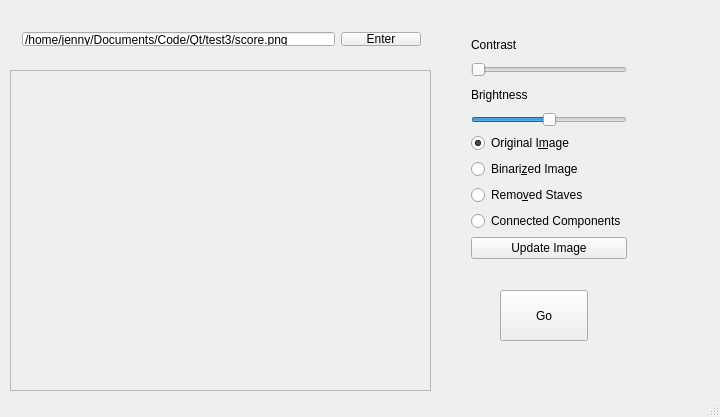
The window that mainwindow.ui (JennyLynnFletcher/OMR) describes before a commit, drawn with Qt 5.
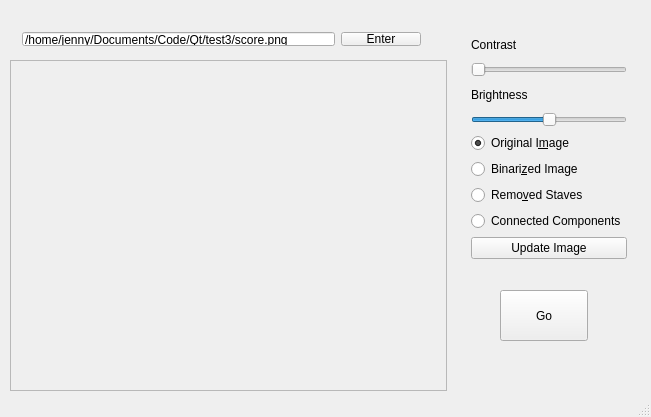
The same window after the commit.

Commit message: setup radio buttons and added scroll area

Diff of the .ui file:
```diff
--- a/mainwindow.ui
+++ b/mainwindow.ui
@@ -6,7 +6,7 @@
    <rect>
     <x>0</x>
     <y>0</y>
-    <width>720</width>
+    <width>651</width>
     <height>417</height>
    </rect>
   </property>
@@ -31,11 +31,20 @@
     <property name="geometry">
      <rect>
       <x>10</x>
-      <y>70</y>
-      <width>421</width>
-      <height>321</height>
+      <y>60</y>
+      <width>437</width>
+      <height>331</height>
      </rect>
     </property>
+    <property name="mouseTracking">
+     <bool>true</bool>
+    </property>
+    <property name="horizontalScrollBarPolicy">
+     <enum>Qt::ScrollBarAsNeeded</enum>
+    </property>
+    <property name="sizeAdjustPolicy">
+     <enum>QAbstractScrollArea::AdjustIgnored</enum>
+    </property>
     <property name="widgetResizable">
      <bool>true</bool>
     </property>
@@ -44,23 +53,29 @@
       <rect>
        <x>0</x>
        <y>0</y>
-       <width>417</width>
-       <height>317</height>
+       <width>433</width>
+       <height>327</height>
       </rect>
      </property>
+     <layout class="QHBoxLayout" name="horizontalLayout_2">
+      <item>
      <widget class="QLabel" name="image">
-      <property name="geometry">
-       <rect>
-        <x>0</x>
-        <y>0</y>
-        <width>5000</width>
-        <height>321</height>
-       </rect>
+        <property name="sizePolicy">
+         <sizepolicy hsizetype="MinimumExpanding" vsizetype="MinimumExpanding">
+          <horstretch>0</horstretch>
+          <verstretch>0</verstretch>
+         </sizepolicy>
       </property>
       <property name="minimumSize">
        <size>
-        <width>5000</width>
-        <height>321</height>
+          <width>200</width>
+          <height>200</height>
+         </size>
+        </property>
+        <property name="sizeIncrement">
+         <size>
+          <width>1</width>
+          <height>1</height>
        </size>
       </property>
       <property name="text">
@@ -70,6 +85,8 @@
        <bool>false</bool>
       </property>
      </widget>
+      </item>
+     </layout>
     </widget>
    </widget>
    <widget class="QWidget" name="">
```
Lines whose indentation alone changed are shown as unchanged. The commit also changes 2 other files.
